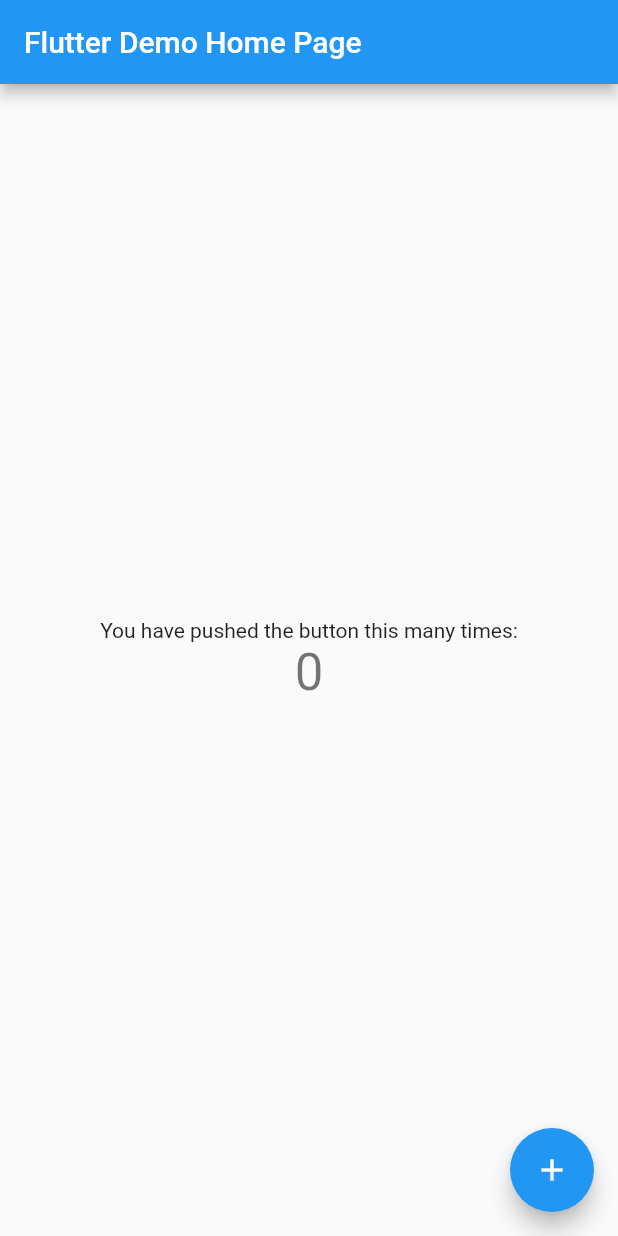
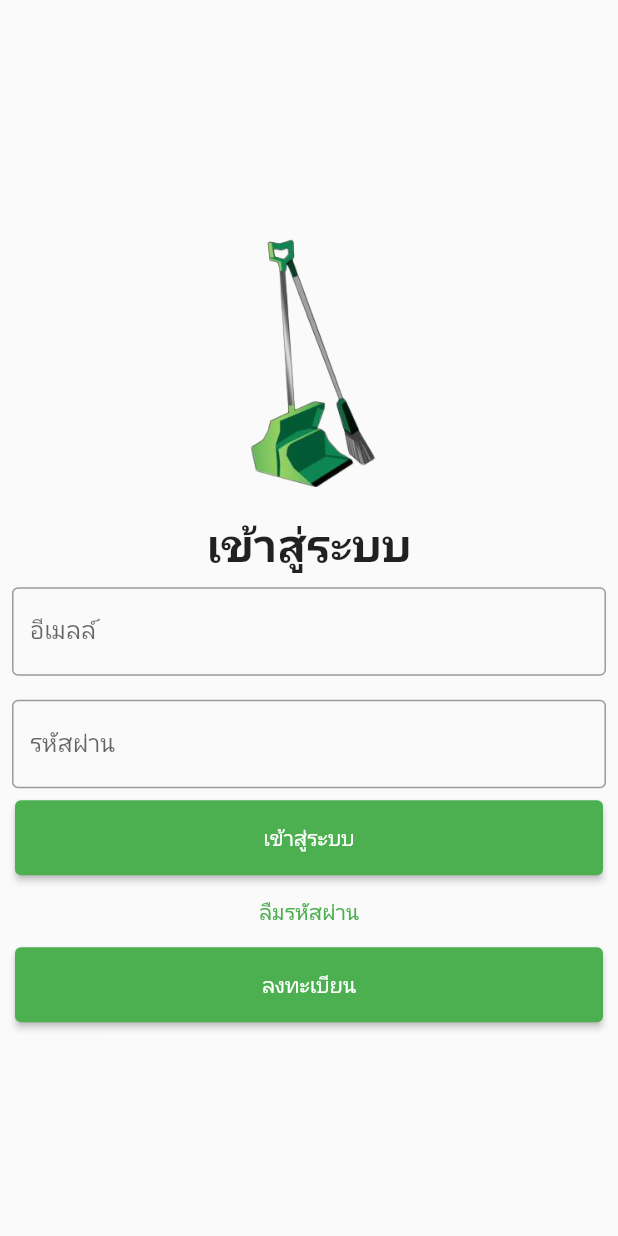
Before and after one commit to ReemWSW/MaidService, a Flutter app: the screen it shows after launch, on a phone screen of 412 x 824 dp. Run offline on Flutter 3.47's test engine with Material 2 defaults, Android fonts, the phone set to English and light mode, and no system bars.

Commit message:
page login

```diff
--- a/lib/main.dart
+++ b/lib/main.dart
@@ -1,4 +1,6 @@
 import 'package:flutter/material.dart';
+
+import 'pages/login/view/login.dart';
 
 void main() {
   runApp(const MyApp());
@@ -7,109 +9,16 @@
 class MyApp extends StatelessWidget {
   const MyApp({Key? key}) : super(key: key);
 
-  // This widget is the root of your application.
   @override
   Widget build(BuildContext context) {
     return MaterialApp(
-      title: 'Flutter Demo',
+      title: 'Maid Service',
       theme: ThemeData(
-        // This is the theme of your application.
-        //
-        // Try running your application with "flutter run". You'll see the
-        // application has a blue toolbar. Then, without quitting the app, try
-        // changing the primarySwatch below to Colors.green and then invoke
-        // "hot reload" (press "r" in the console where you ran "flutter run",
-        // or simply save your changes to "hot reload" in a Flutter IDE).
-        // Notice that the counter didn't reset back to zero; the application
-        // is not restarted.
-        primarySwatch: Colors.blue,
+        fontFamily: 'Inter',
+        primarySwatch: Colors.green,
       ),
-      home: const MyHomePage(title: 'Flutter Demo Home Page'),
+      // home: const MyHomePage(title: 'Flutter  Home Page'),
+      home: const LoginPage(),
     );
   }
 }
-
-class MyHomePage extends StatefulWidget {
-  const MyHomePage({Key? key, required this.title}) : super(key: key);
-
-  // This widget is the home page of your application. It is stateful, meaning
-  // that it has a State object (defined below) that contains fields that affect
-  // how it looks.
-
-  // This class is the configuration for the state. It holds the values (in this
-  // case the title) provided by the parent (in this case the App widget) and
-  // used by the build method of the State. Fields in a Widget subclass are
-  // always marked "final".
-
-  final String title;
-
-  @override
-  State<MyHomePage> createState() => _MyHomePageState();
-}
-
-class _MyHomePageState extends State<MyHomePage> {
-  int _counter = 0;
-
-  void _incrementCounter() {
-    setState(() {
-      // This call to setState tells the Flutter framework that something has
-      // changed in this State, which causes it to rerun the build method below
-      // so that the display can reflect the updated values. If we changed
-      // _counter without calling setState(), then the build method would not be
-      // called again, and so nothing would appear to happen.
-      _counter++;
-    });
-  }
-
-  @override
-  Widget build(BuildContext context) {
-    // This method is rerun every time setState is called, for instance as done
-    // by the _incrementCounter method above.
-    //
-    // The Flutter framework has been optimized to make rerunning build methods
-    // fast, so that you can just rebuild anything that needs updating rather
-    // than having to individually change instances of widgets.
-    return Scaffold(
-      appBar: AppBar(
-        // Here we take the value from the MyHomePage object that was created by
-        // the App.build method, and use it to set our appbar title.
-        title: Text(widget.title),
-      ),
-      body: Center(
-        // Center is a layout widget. It takes a single child and positions it
-        // in the middle of the parent.
-        child: Column(
-          // Column is also a layout widget. It takes a list of children and
-          // arranges them vertically. By default, it sizes itself to fit its
-          // children horizontally, and tries to be as tall as its parent.
-          //
-          // Invoke "debug painting" (press "p" in the console, choose the
-          // "Toggle Debug Paint" action from the Flutter Inspector in Android
-          // Studio, or the "Toggle Debug Paint" command in Visual Studio Code)
-          // to see the wireframe for each widget.
-          //
-          // Column has various properties to control how it sizes itself and
-          // how it positions its children. Here we use mainAxisAlignment to
-          // center the children vertically; the main axis here is the vertical
-          // axis because Columns are vertical (the cross axis would be
-          // horizontal).
-          mainAxisAlignment: MainAxisAlignment.center,
-          children: <Widget>[
-            const Text(
-              'You have pushed the button this many times:',
-            ),
-            Text(
-              '$_counter',
-              style: Theme.of(context).textTheme.headline4,
-            ),
-          ],
-        ),
-      ),
-      floatingActionButton: FloatingActionButton(
-        onPressed: _incrementCounter,
-        tooltip: 'Increment',
-        child: const Icon(Icons.add),
-      ), // This trailing comma makes auto-formatting nicer for build methods.
-    );
-  }
-}
--- /dev/null
+++ b/lib/pages/login/view/components/button.dart
@@ -0,0 +1,22 @@
+import 'package:flutter/material.dart';
+
+class Button extends StatelessWidget {
+  final String label;
+  const Button({
+    Key? key,
+    required this.label,
+  }) : super(key: key);
+
+  @override
+  Widget build(BuildContext context) {
+    return Container(
+      padding: const EdgeInsets.symmetric(horizontal: 10.0),
+      width: MediaQuery.of(context).size.width,
+      height: 50,
+      child: ElevatedButton(
+        onPressed: () {},
+        child: Text(label),
+      ),
+    );
+  }
+}
--- /dev/null
+++ b/lib/pages/login/view/login.dart
@@ -0,0 +1,61 @@
+import 'package:flutter/cupertino.dart';
+import 'package:flutter/material.dart';
+
+import 'components/button.dart';
+
+class LoginPage extends StatefulWidget {
+  const LoginPage({Key? key}) : super(key: key);
+
+  @override
+  _LoginPageState createState() => _LoginPageState();
+}
+
+class _LoginPageState extends State<LoginPage> {
+  @override
+  Widget build(BuildContext context) {
+    return Scaffold(
+      resizeToAvoidBottomInset: false,
+      body: Center(
+        child: Column(
+          mainAxisAlignment: MainAxisAlignment.center,
+          children: <Widget>[
+            SizedBox(
+              height: 200,
+              child: Image.asset('assets/images/login.png'),
+            ),
+            const Text(
+              'เข้าสู่ระบบ',
+              style: TextStyle(
+                fontSize: 30,
+                fontWeight: FontWeight.bold,
+              ),
+            ),
+            const Padding(
+              padding: EdgeInsets.all(8.0),
+              child: TextField(
+                obscureText: true,
+                decoration: InputDecoration(
+                  border: OutlineInputBorder(),
+                  labelText: 'อีเมลล์',
+                ),
+              ),
+            ),
+            const Padding(
+              padding: EdgeInsets.all(8.0),
+              child: TextField(
+                obscureText: true,
+                decoration: InputDecoration(
+                  border: OutlineInputBorder(),
+                  labelText: 'รหัสผ่าน',
+                ),
+              ),
+            ),
+            const Button(label: 'เข้าสู่ระบบ'),
+            TextButton(onPressed: () {}, child: const Text('ลืมรหัสผ่าน')),
+            const Button(label: 'ลงทะเบียน'),
+          ],
+        ),
+      ),
+    );
+  }
+}
```
